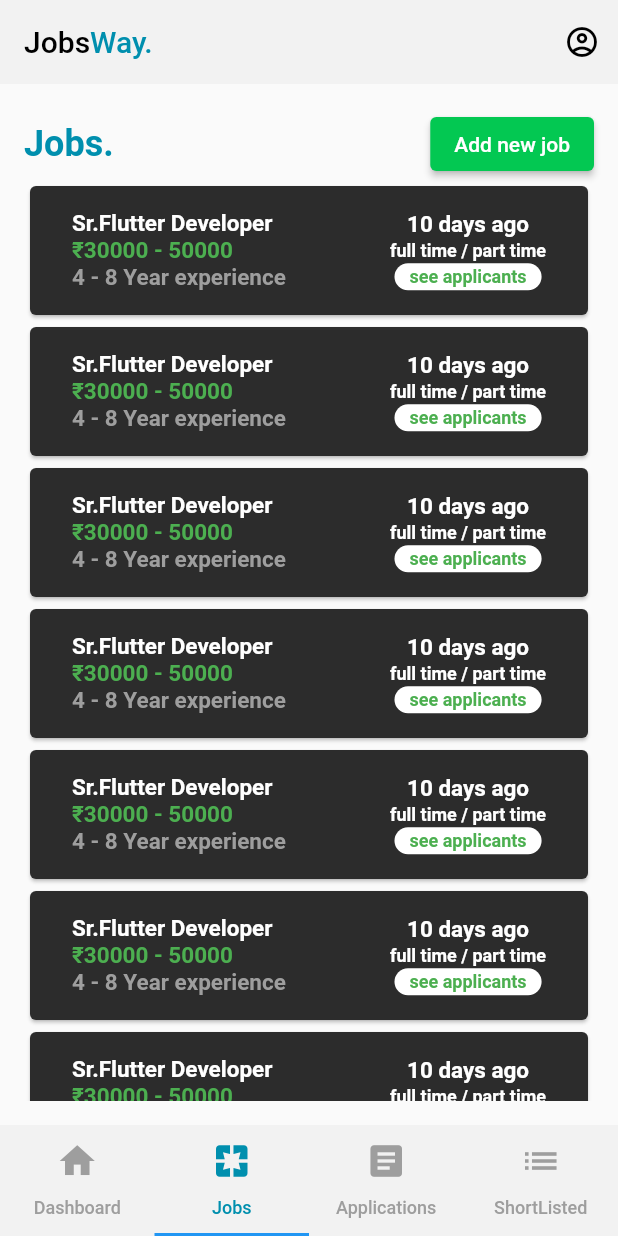
After one commit to ArshadZanin/company_JobsWay, a Flutter app: the HomePage screen opened directly, item 2 of the bottom bar chosen, on a phone screen of 412 x 824 dp. The commit adds this screen. Run offline on Flutter 3.47's test engine with Material 2 defaults, Android fonts, the phone set to English and light mode, and no system bars; our stand-ins replace get.

Commit message:
jobs page added

```diff
--- a/lib/controller/widget_controller.dart
+++ b/lib/controller/widget_controller.dart
@@ -146,9 +146,6 @@ class WidgetController extends GetxController {
   }
 
   Widget jobCardBlack({
-    required String srcImage,
-    required String companyName,
-    String? companyLocation,
     required String jobName,
     String? salaryRange,
     String? experience,
@@ -158,52 +155,13 @@ class WidgetController extends GetxController {
   }) {
     return Card(
       color: const Color(0xFF2C2C2C),
+      child: Padding(
+        padding: const EdgeInsets.all(12.0),
         child: ListTile(
           onTap: onTap,
           title: Column(
             crossAxisAlignment: CrossAxisAlignment.start,
             children: [
-            Row(
-              children: [
-                Container(
-                  padding:
-                      const EdgeInsets.symmetric(horizontal: 20, vertical: 5),
-                  decoration: BoxDecoration(
-                    color: Colors.white,
-                    borderRadius: BorderRadius.circular(30),
-                  ),
-                  child: SizedBox(
-                    width: 20,
-                    height: 20,
-                    child: Image.network(
-                      srcImage,
-                      fit: BoxFit.cover,
-                    ),
-                  ),
-                ),
-                const SizedBox(
-                  width: 50,
-                ),
-                Column(
-                  children: [
-                    Text(
-                      companyName,
-                      style: const TextStyle(
-                          color: Colors.white,
-                          fontSize: 20,
-                          fontWeight: FontWeight.bold),
-                    ),
-                    Text(
-                      companyLocation!,
-                      style: const TextStyle(
-                        color: Colors.grey,
-                        fontSize: 15,
-                      ),
-                    ),
-                  ],
-                )
-              ],
-            ),
               Text(
                 jobName,
                 style: const TextStyle(
@@ -237,9 +195,6 @@ class WidgetController extends GetxController {
                     fontSize: 15,
                     fontWeight: FontWeight.bold),
               ),
-            const SizedBox(
-              height: 1,
-            ),
               Text(
                 jobTime,
                 style: const TextStyle(
@@ -247,14 +202,22 @@ class WidgetController extends GetxController {
                     fontSize: 12,
                     fontWeight: FontWeight.bold),
               ),
-            const Text(
-              'Know more...',
+              Container(
+                padding: const EdgeInsets.symmetric(vertical: 2,horizontal: 10),
+                decoration: BoxDecoration(
+                  borderRadius: BorderRadius.circular(30),
+                  color: Colors.white
+                ),
+                child: const Text(
+                  'see applicants',
                   style: TextStyle(
-                  color: Colors.white,
+                      color: Colors.green,
                       fontSize: 12,
                       fontWeight: FontWeight.bold),
                 ),
+              ),
             ],
+          ),
         ),
       ),
     );
@@ -518,7 +481,7 @@ class WidgetController extends GetxController {
     );
   }
 
-  Widget applicantList({required String name}) {
+  Widget applicantList({required String name,Function()? onPress}) {
     return Card(
       color: const Color(0xFFB8E8F2),
       child: ListTile(
@@ -530,16 +493,28 @@ class WidgetController extends GetxController {
           ),
         ),
         subtitle: const Text('has completed the task'),
-        trailing: ElevatedButton(
+        trailing: Column(
+          children: [
+            greenButton(
+              label: 'Contact',
+              onPress: onPress
+            ),
+          ],
+        ),
+      ),
+    );
+  }
+
+  Widget greenButton({Function()? onPress, required String label}){
+    return ElevatedButton(
       style: ButtonStyle(
         backgroundColor: MaterialStateProperty.all(
           const Color(0xFF03C852),
         ),
       ),
       onPressed: () {},
-          child: const Text('Contact'),
-        ),
-      ),
+      child: Text(label),
     );
   }
+
 }
--- a/lib/pages/home_page.dart
+++ b/lib/pages/home_page.dart
@@ -2,6 +2,7 @@ import 'package:flutter/material.dart';
 import 'package:get/get.dart';
 import 'package:jobs_way_company/controller/widget_controller.dart';
 import 'package:jobs_way_company/pages/dashboard.dart';
+import 'package:jobs_way_company/pages/jobs_page.dart';
 
 
 class HomePage extends StatefulWidget {
@@ -23,7 +24,7 @@ class _HomePageState extends State<HomePage> {
         body: const TabBarView(
           children: <Widget>[
             DashboardPage(),
-            DashboardPage(),
+            JobsPage(),
             DashboardPage(),
             DashboardPage(),
           ],
--- /dev/null
+++ b/lib/pages/jobs_page.dart
@@ -0,0 +1,48 @@
+import 'package:flutter/material.dart';
+import 'package:get/get.dart';
+import 'package:jobs_way_company/controller/widget_controller.dart';
+
+class JobsPage extends StatefulWidget {
+  const JobsPage({Key? key}) : super(key: key);
+
+  @override
+  _JobsPageState createState() => _JobsPageState();
+}
+
+class _JobsPageState extends State<JobsPage> {
+
+  final widgets = Get.put(WidgetController());
+
+  @override
+  Widget build(BuildContext context) {
+    return Scaffold(
+      body: Padding(
+        padding: const EdgeInsets.all(16.0),
+        child: Column(
+          children: [
+            Row(
+              mainAxisAlignment: MainAxisAlignment.spaceBetween,
+              children: [
+                widgets.headingVersaTexts(colorText: 'Jobs.'),
+                widgets.greenButton(label: 'Add new job',onPress: (){}),
+              ],
+            ),
+            Expanded(
+              child: ListView.builder(
+                  itemCount: 50,
+                  itemBuilder: (context, index){
+                    return widgets.jobCardBlack(
+                        postTime: '10 days',
+                        jobName: 'Sr.Flutter Developer',
+                      salaryRange: '30000 - 50000',
+                      experience: '4 - 8 Year',
+                    );
+                  }
+              ),
+            ),
+          ],
+        ),
+      ),
+    );
+  }
+}
```
Lines whose indentation alone changed are shown as unchanged.
